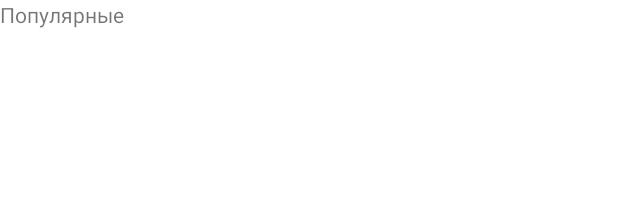
After one commit to Gozzi-G/Prudnikov, an Android app: the layout fragment_movie_list.xml on its own in the app's theme, with its tools: preview values and no code run, on a phone screen of 412 x 824 dp. The commit adds this screen. Shown: the top 198 px of the screen. Run offline under Robolectric (Android 15) with nearby library versions, the phone set to English and light mode, and no system bars.

Commit message:
Add nav component

```diff
--- a/app/build.gradle
+++ b/app/build.gradle
@@ -53,6 +53,7 @@ dependencies {
     implementation 'androidx.appcompat:appcompat:1.6.0'
     implementation 'com.google.android.material:material:1.8.0'
     implementation 'androidx.constraintlayout:constraintlayout:2.1.4'
+    implementation 'androidx.legacy:legacy-support-v4:1.0.0'
     testImplementation 'junit:junit:4.13.2'
     androidTestImplementation 'androidx.test.ext:junit:1.1.5'
     androidTestImplementation 'androidx.test.espresso:espresso-core:3.5.1'
--- /dev/null
+++ b/app/src/main/res/layout/fragment_movie_list.xml
@@ -0,0 +1,20 @@
+<?xml version="1.0" encoding="utf-8"?>
+<FrameLayout xmlns:android="http://schemas.android.com/apk/res/android"
+    xmlns:tools="http://schemas.android.com/tools"
+    android:layout_width="match_parent"
+    android:layout_height="match_parent"
+    tools:context=".presentation.movies.movies.MovieListFragment">
+
+    <LinearLayout
+        android:layout_width="match_parent"
+        android:layout_height="match_parent">
+
+        <TextView
+            android:id="@+id/text"
+            android:layout_width="match_parent"
+            android:layout_height="match_parent"
+            android:text="Популярные" />
+
+    </LinearLayout>
+
+</FrameLayout>
--- a/app/src/main/res/values/colors.xml
+++ b/app/src/main/res/values/colors.xml
@@ -2,9 +2,12 @@
 <resources>
     <color name="purple_200">#FFBB86FC</color>
     <color name="purple_500">#FF6200EE</color>
-    <color name="purple_700">#FF3700B3</color>
+    <color name="purple_700">#DEEFFF</color>
     <color name="teal_200">#FF03DAC5</color>
     <color name="teal_700">#FF018786</color>
     <color name="black">#FF000000</color>
     <color name="white">#FFFFFFFF</color>
+
+
+    <color name="bluePrimary">#0094FF</color>
 </resources>
--- a/app/src/main/res/values/themes.xml
+++ b/app/src/main/res/values/themes.xml
@@ -2,15 +2,17 @@
     <!-- Base application theme. -->
     <style name="Theme.MovieKP" parent="Theme.MaterialComponents.DayNight.DarkActionBar">
         <!-- Primary brand color. -->
-        <item name="colorPrimary">@color/purple_500</item>
+        <item name="colorPrimary">@color/white</item>
         <item name="colorPrimaryVariant">@color/purple_700</item>
-        <item name="colorOnPrimary">@color/white</item>
+        <item name="colorOnPrimary">@color/bluePrimary</item>
         <!-- Secondary brand color. -->
+
+
         <item name="colorSecondary">@color/teal_200</item>
         <item name="colorSecondaryVariant">@color/teal_700</item>
         <item name="colorOnSecondary">@color/black</item>
         <!-- Status bar color. -->
-        <item name="android:statusBarColor">?attr/colorPrimaryVariant</item>
+        <item name="android:statusBarColor">?attr/colorPrimary</item>
         <!-- Customize your theme here. -->
     </style>
 </resources>
```
Also changed, not shown: app/src/main/java/com/pr/moviekp/MainActivity.kt (+73 -6 lines), app/src/main/java/com/pr/moviekp/presentation/movies/detail/MovieDetailFragment.kt (added, +20 -0 lines), app/src/main/java/com/pr/moviekp/presentation/movies/detail/MovieDetailViewModel.kt (added, +7 -0 lines), app/src/main/java/com/pr/moviekp/presentation/movies/favourite/FavouriteMovieFragment.kt (added, +19 -0 lines), app/src/main/java/com/pr/moviekp/presentation/movies/favourite/FavouriteMovieViewModel.kt (added, +7 -0 lines), app/src/main/java/com/pr/moviekp/presentation/movies/movies/MovieListFragment.kt (added, +24 -0 lines), app/src/main/java/com/pr/moviekp/presentation/movies/movies/MovieListViewModel.kt (added, +7 -0 lines), app/src/main/res/layout/activity_main.xml (+20 -6 lines), app/src/main/res/layout/fragment_favourite_movie.xml (added, +13 -0 lines), app/src/main/res/layout/fragment_movie_detail.xml (added, +13 -0 lines), app/src/main/res/menu/tabs_menu.xml (added, +11 -0 lines), app/src/main/res/navigation/favourite.xml (added, +14 -0 lines), app/src/main/res/navigation/main.xml (added, +24 -0 lines), app/src/main/res/navigation/main_graph.xml (added, +10 -0 lines).
